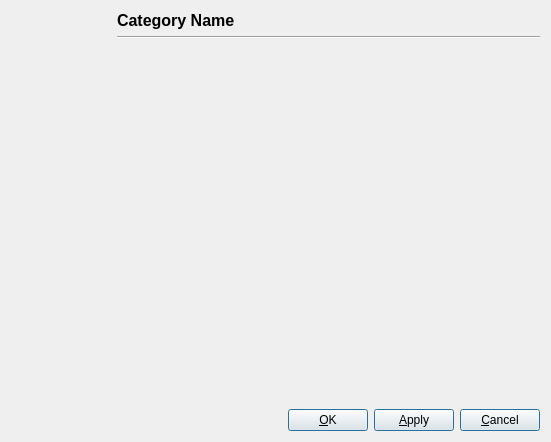
Qt form nextShows/src/dialogs/ui/settingsdialog.ui (gilcn/nextshows) before a commit.
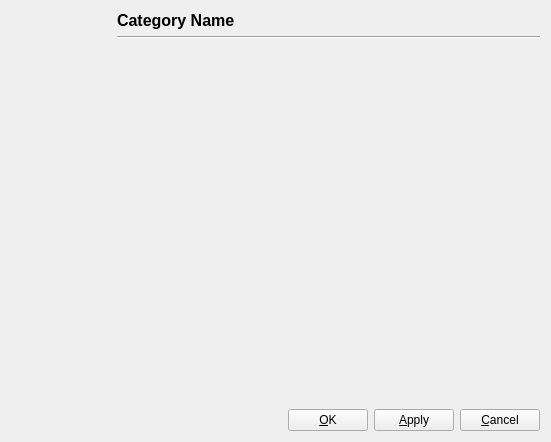
The same form after that commit. Custom widgets are drawn as their Qt base class.

Diff of the .ui file:
```diff
--- a/nextShows/src/dialogs/ui/settingsdialog.ui
+++ b/nextShows/src/dialogs/ui/settingsdialog.ui
@@ -111,12 +111,6 @@
        <property name="text" >
         <string>&amp;OK</string>
        </property>
-       <property name="autoDefault" >
-        <bool>true</bool>
-       </property>
-       <property name="default" >
-        <bool>true</bool>
-       </property>
       </widget>
      </item>
      <item>
@@ -124,12 +118,6 @@
        <property name="text" >
         <string>&amp;Apply</string>
        </property>
-       <property name="autoDefault" >
-        <bool>true</bool>
-       </property>
-       <property name="default" >
-        <bool>true</bool>
-       </property>
       </widget>
      </item>
      <item>
@@ -137,12 +125,6 @@
        <property name="text" >
         <string>&amp;Cancel</string>
        </property>
-       <property name="autoDefault" >
-        <bool>true</bool>
-       </property>
-       <property name="default" >
-        <bool>true</bool>
-       </property>
       </widget>
      </item>
     </layout>
```
Left out of the diff: 2 changed lines with no effect on the pictures.
